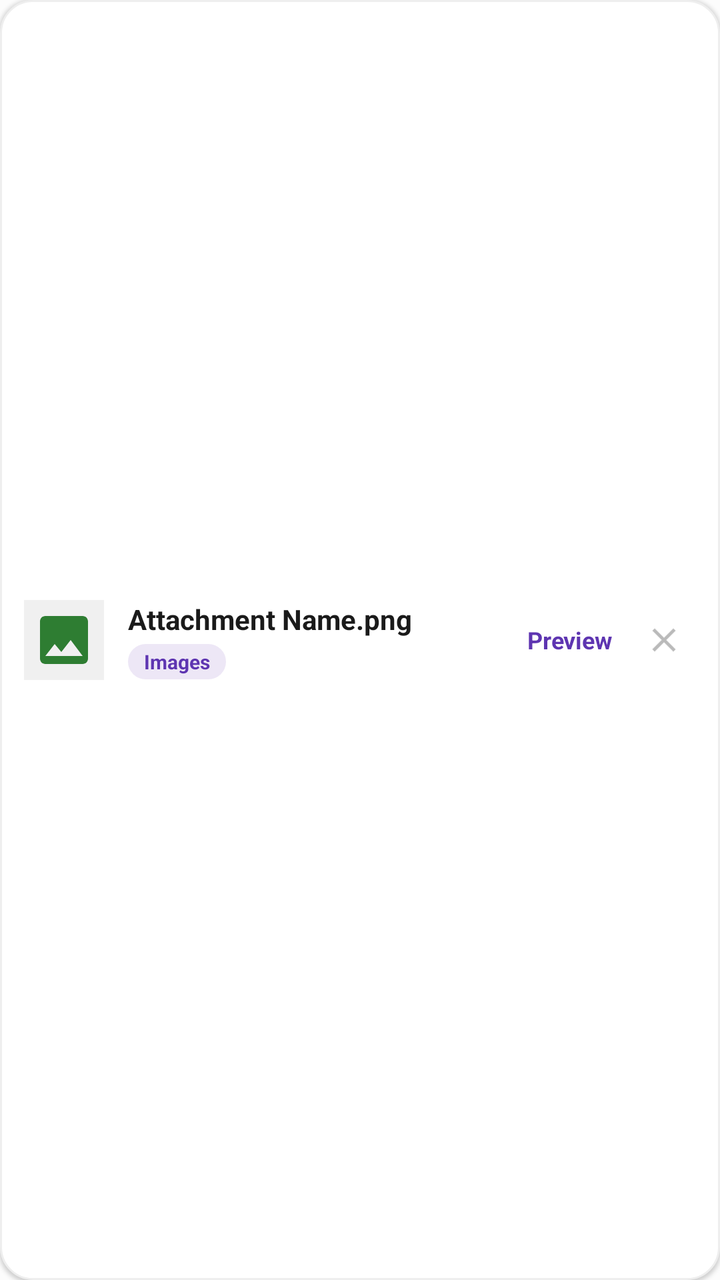
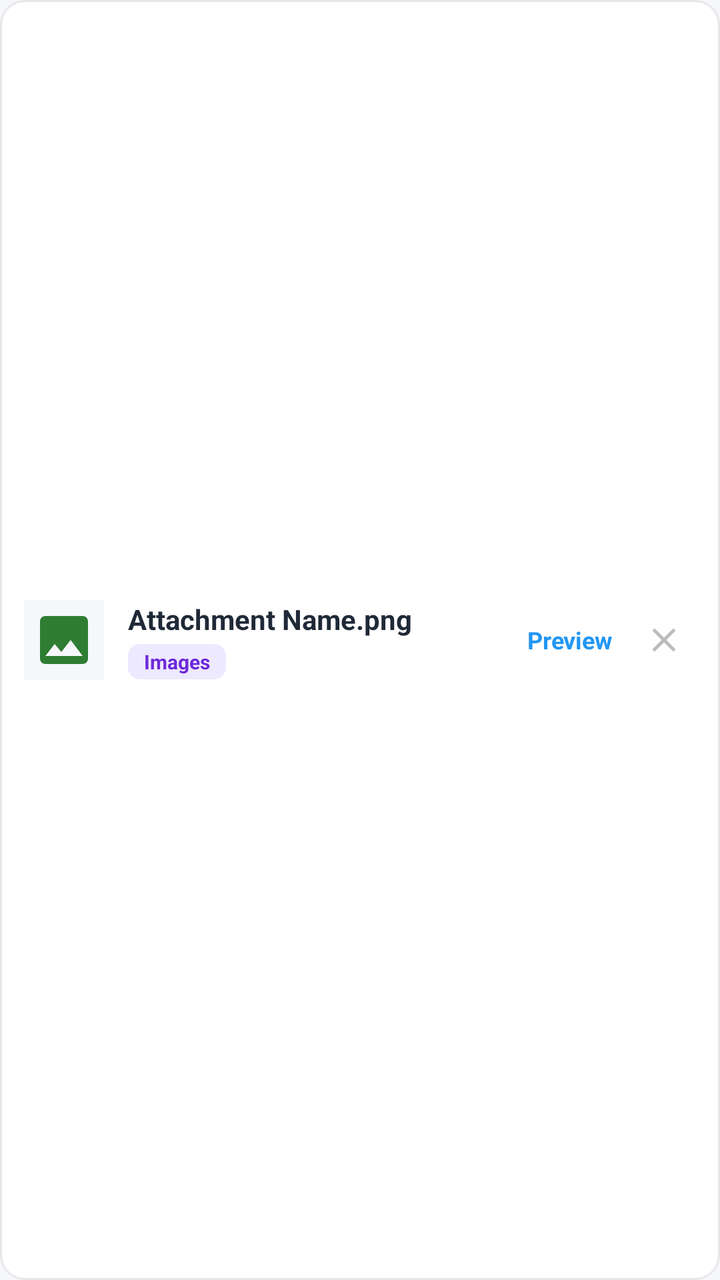

Compare the two renders of this Android layout. The source of the first and the diff that turns it into the second are given below.
<!-- AndroidManifest.xml: application theme Theme.FirstApp -->
<!-- res/layout/item_attachment.xml -->
<?xml version="1.0" encoding="utf-8"?>
<LinearLayout xmlns:android="http://schemas.android.com/apk/res/android"
    android:layout_width="match_parent"
    android:layout_height="wrap_content"
    android:orientation="horizontal"
    android:layout_marginBottom="10dp"
    android:background="@drawable/bg_card_container"
    android:padding="12dp"
    android:gravity="center_vertical"
    android:elevation="1dp">

    
    <ImageView
        android:id="@+id/imageAttachmentThumbnail"
        android:layout_width="40dp"
        android:layout_height="40dp"
        android:scaleType="centerCrop"
        android:src="@drawable/ic_image_file"
        android:contentDescription="Attachment Thumbnail"
        android:background="#F0F0F0"
        android:padding="4dp" />

    
    <LinearLayout
        android:layout_width="0dp"
        android:layout_height="wrap_content"
        android:layout_weight="1"
        android:orientation="vertical"
        android:layout_marginStart="12dp"
        android:layout_marginEnd="8dp">

        <TextView
            android:id="@+id/textAttachmentName"
            android:layout_width="match_parent"
            android:layout_height="wrap_content"
            android:text="Attachment Name.png"
            android:textColor="#1A1A1A"
            android:textSize="14sp"
            android:textStyle="bold"
            android:singleLine="true"
            android:ellipsize="middle" />

        <TextView
            android:id="@+id/textAttachmentType"
            android:layout_width="wrap_content"
            android:layout_height="wrap_content"
            android:layout_marginTop="3dp"
            android:background="@drawable/bg_rounded_pill"
            android:paddingHorizontal="8dp"
            android:paddingVertical="2dp"
            android:text="Images"
            android:textColor="#5E35B1"
            android:textSize="10sp"
            android:textStyle="bold" />
    </LinearLayout>

    
    <TextView
        android:id="@+id/buttonPreviewAttachment"
        android:layout_width="wrap_content"
        android:layout_height="32dp"
        android:gravity="center"
        android:text="Preview"
        android:textSize="12sp"
        android:textStyle="bold"
        android:textColor="#5E35B1"
        android:paddingHorizontal="10dp"
        android:background="?attr/selectableItemBackground" />

    
    <ImageView
        android:id="@+id/buttonRemoveAttachment"
        android:layout_width="32dp"
        android:layout_height="32dp"
        android:src="@drawable/ic_close"
        android:contentDescription="Remove Attachment"
        android:padding="6dp"
        android:alpha="0.5"
        android:background="?attr/selectableItemBackgroundBorderless" />

</LinearLayout>
<!-- resources referenced by this layout -->
<resources>
  <!-- drawable bg_card_container (drawable) -->
  <?xml version="1.0" encoding="utf-8"?>
  <shape xmlns:android="http://schemas.android.com/apk/res/android">
      <solid android:color="#FFFFFF" />
      <corners android:radius="16dp" />
      <stroke android:width="1dp" android:color="#EEEEEE" />
  </shape>
  <!-- drawable bg_rounded_pill (drawable) -->
  <?xml version="1.0" encoding="utf-8"?>
  <shape xmlns:android="http://schemas.android.com/apk/res/android">
      <solid android:color="#EDE7F6" />
      <corners android:radius="20dp" />
  </shape>
  <!-- drawable ic_close (drawable) -->
  <vector xmlns:android="http://schemas.android.com/apk/res/android"
      android:width="24dp"
      android:height="24dp"
      android:viewportWidth="24"
      android:viewportHeight="24">
    <path
        android:fillColor="#757575"
        android:pathData="M19,6.41L17.59,5 12,10.59 6.41,5 5,6.41 10.59,12 5,17.59 6.41,19 12,13.41 17.59,19 19,17.59 13.41,12z"/>
  </vector>
  <!-- drawable ic_image_file (drawable) -->
  <vector xmlns:android="http://schemas.android.com/apk/res/android"
      android:width="28dp"
      android:height="28dp"
      android:viewportWidth="24"
      android:viewportHeight="24">
    <path
        android:fillColor="#2E7D32"
        android:pathData="M21,19V5c0,-1.1 -0.9,-2 -2,-2H5c-1.1,0 -2,0.9 -2,2v14c0,1.1 0.9,2 2,2h14c1.1,0 2,-0.9 2,-2zM8.5,13.5l2.5,3.01L14.5,12l4.5,6H5l3.5,-4.5z"/>
  </vector>
  <style name="Theme.FirstApp" parent="Base.Theme.FirstApp" />
  <style name="Base.Theme.FirstApp" parent="Theme.Material3.DayNight.NoActionBar">
          
          <item name="android:windowBackground">@color/window_background</item>
          
      </style>
  <color name="window_background">#fcfcfc</color>
</resources>

<!-- the commit's change to res/layout/item_attachment.xml (unified diff, before → after) -->
@@ -4,10 +4,9 @@
     android:layout_height="wrap_content"
     android:orientation="horizontal"
     android:layout_marginBottom="10dp"
-    android:background="@drawable/bg_card_container"
+    android:background="@drawable/bg_card"
     android:padding="12dp"
-    android:gravity="center_vertical"
-    android:elevation="1dp">
+    android:gravity="center_vertical">
 
     
     <ImageView
@@ -17,7 +16,7 @@
         android:scaleType="centerCrop"
         android:src="@drawable/ic_image_file"
         android:contentDescription="Attachment Thumbnail"
-        android:background="#F0F0F0"
+        android:background="@color/tf_bg_screen"
         android:padding="4dp" />
 
     
@@ -34,7 +33,7 @@
             android:layout_width="match_parent"
             android:layout_height="wrap_content"
             android:text="Attachment Name.png"
-            android:textColor="#1A1A1A"
+            android:textColor="@color/tf_text_primary"
             android:textSize="14sp"
             android:textStyle="bold"
             android:singleLine="true"
@@ -45,11 +44,11 @@
             android:layout_width="wrap_content"
             android:layout_height="wrap_content"
             android:layout_marginTop="3dp"
-            android:background="@drawable/bg_rounded_pill"
+            android:background="@drawable/bg_tag"
             android:paddingHorizontal="8dp"
             android:paddingVertical="2dp"
             android:text="Images"
-            android:textColor="#5E35B1"
+            android:textColor="@color/tf_tag_text"
             android:textSize="10sp"
             android:textStyle="bold" />
     </LinearLayout>
@@ -63,7 +62,7 @@
         android:text="Preview"
         android:textSize="12sp"
         android:textStyle="bold"
-        android:textColor="#5E35B1"
+        android:textColor="@color/tf_primary"
         android:paddingHorizontal="10dp"
         android:background="?attr/selectableItemBackground" />
 
<!-- resource entries referenced after the edit -->
@@ -1,17 +1,21 @@
 <!-- resources referenced by this layout -->
 <resources>
-  <!-- drawable bg_card_container (drawable) -->
+  <color name="tf_bg_screen">#F5F7FA</color>
+  <color name="tf_primary">#2196F3</color>
+  <color name="tf_tag_text">#6D28D9</color>
+  <color name="tf_text_primary">#1F2937</color>
+  <!-- drawable bg_card (drawable) -->
   <?xml version="1.0" encoding="utf-8"?>
-  <shape xmlns:android="http://schemas.android.com/apk/res/android">
-      <solid android:color="#FFFFFF" />
-      <corners android:radius="16dp" />
-      <stroke android:width="1dp" android:color="#EEEEEE" />
+  <shape xmlns:android="http://schemas.android.com/apk/res/android" android:shape="rectangle">
+      <solid android:color="@android:color/white"/>
+      <corners android:radius="12dp"/>
+      <stroke android:width="1dp" android:color="@color/tf_stroke"/>
   </shape>
-  <!-- drawable bg_rounded_pill (drawable) -->
+  <!-- drawable bg_tag (drawable) -->
   <?xml version="1.0" encoding="utf-8"?>
-  <shape xmlns:android="http://schemas.android.com/apk/res/android">
-      <solid android:color="#EDE7F6" />
-      <corners android:radius="20dp" />
+  <shape xmlns:android="http://schemas.android.com/apk/res/android" android:shape="rectangle">
+      <solid android:color="@color/tf_tag_bg"/>
+      <corners android:radius="6dp"/>
   </shape>
   <!-- drawable ic_close (drawable) -->
   <vector xmlns:android="http://schemas.android.com/apk/res/android"
@@ -34,11 +38,13 @@
         android:pathData="M21,19V5c0,-1.1 -0.9,-2 -2,-2H5c-1.1,0 -2,0.9 -2,2v14c0,1.1 0.9,2 2,2h14c1.1,0 2,-0.9 2,-2zM8.5,13.5l2.5,3.01L14.5,12l4.5,6H5l3.5,-4.5z"/>
   </vector>
   <style name="Theme.FirstApp" parent="Base.Theme.FirstApp" />
+  <color name="tf_stroke">#E5E7EB</color>
+  <color name="tf_tag_bg">#EDE9FE</color>
   <style name="Base.Theme.FirstApp" parent="Theme.Material3.DayNight.NoActionBar">
           
           <item name="android:windowBackground">@color/window_background</item>
           
       </style>
-  <color name="window_background">#fcfcfc</color>
+  <color name="window_background">#F5F7FA</color>
 </resources>
 
